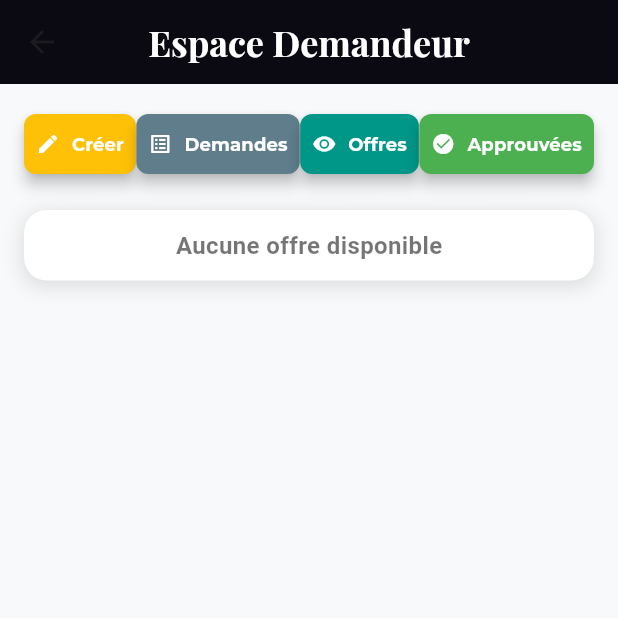
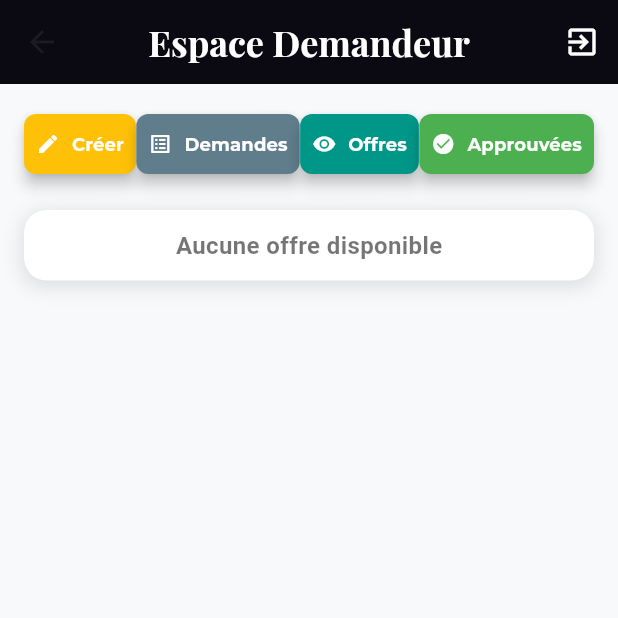
Before and after one commit to Devolpex/5IIR-services-platform-mobile, a Flutter app: the DemandeurPage screen opened directly, on a phone screen of 412 x 824 dp, the top half of it. Run offline on Flutter 3.47's test engine with Material 3 defaults, Android fonts, the phone set to English and light mode, and no system bars; our stand-ins replace dio, flutter_dotenv, flutter_screenutil, flutter_spinkit, flutter_svg, get and 4 more; accounts and stored records are empty.

Commit message:
adding signout

```diff
--- a/lib/screens/demandeur/demandeur_page.dart
+++ b/lib/screens/demandeur/demandeur_page.dart
@@ -1,6 +1,9 @@
 import 'dart:ui';
 import 'package:flutter/material.dart';
 import 'package:google_fonts/google_fonts.dart';
+import 'package:mobile/utils/colors.dart';
+import '../../services/auth_service.dart';
+import '../welcome.dart';
 import 'OfferDetailsPage.dart';
 import 'CreateDemandePage.dart';
 import 'MyDemandesPage.dart';
@@ -62,6 +65,26 @@ class _DemandeurPageState extends State<DemandeurPage> {
         ),
         centerTitle: true,
         elevation: 6,
+        actions: [
+          IconButton(
+            style: ButtonStyle(
+              padding: MaterialStateProperty.all<EdgeInsetsGeometry>(
+                const EdgeInsets.all(8),
+              ),
+              foregroundColor: MaterialStateProperty.all<Color>(Colors.white),
+            ),
+            icon: Icon(Icons.exit_to_app),
+            onPressed: () {
+              // sign-out logic here
+              AuthService().removeAuth();
+              Navigator.pushReplacement(
+                context,
+                MaterialPageRoute(
+                    builder: (context) => WelcomeScreen()),
+              );
+            },
+          ),
+        ],
       ),
       body: SingleChildScrollView(
         child: Padding(
```
Also changed, not shown: lib/screens/prestataire/prestataire_page.dart (+6 -46 lines).
